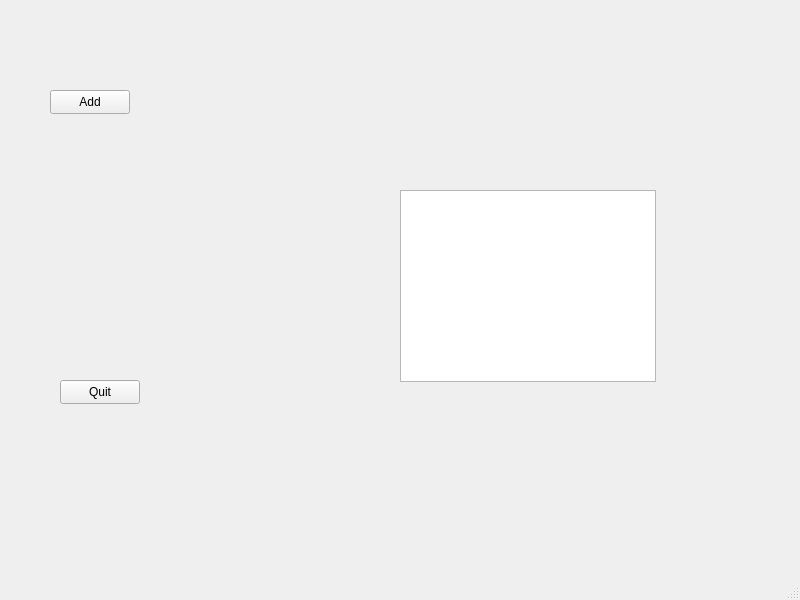
The window that Passer/datawindow.ui (gwentenjoyer/Passer) describes before a commit, drawn with Qt 5.
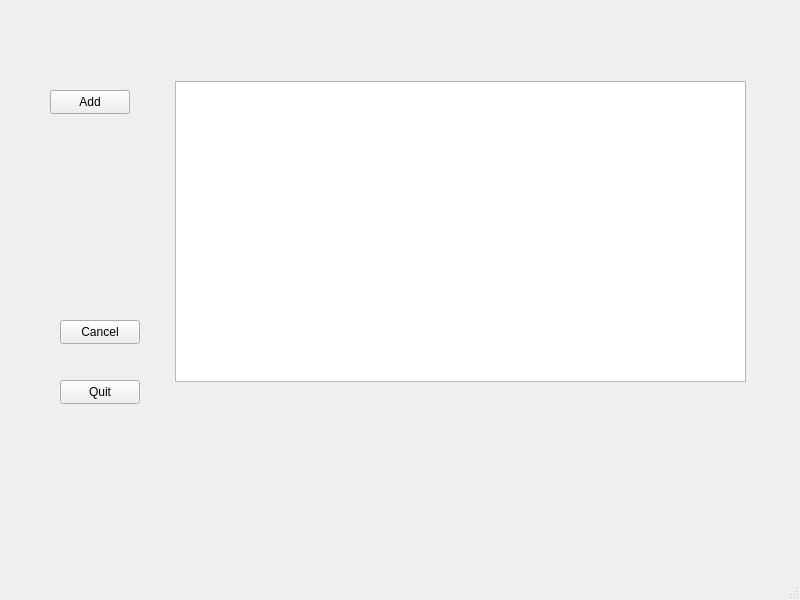
The same window after the commit.

What changed in the file:
```diff
--- a/Passer/datawindow.ui
+++ b/Passer/datawindow.ui
@@ -17,10 +17,10 @@
    <widget class="QTableView" name="tableView">
     <property name="geometry">
      <rect>
-      <x>400</x>
-      <y>190</y>
-      <width>256</width>
-      <height>192</height>
+      <x>175</x>
+      <y>81</y>
+      <width>571</width>
+      <height>301</height>
      </rect>
     </property>
    </widget>
@@ -50,6 +50,19 @@
      <string>Quit</string>
     </property>
    </widget>
+   <widget class="QPushButton" name="pbCancel">
+    <property name="geometry">
+     <rect>
+      <x>60</x>
+      <y>320</y>
+      <width>80</width>
+      <height>24</height>
+     </rect>
+    </property>
+    <property name="text">
+     <string>Cancel</string>
+    </property>
+   </widget>
   </widget>
   <widget class="QMenuBar" name="menubar">
    <property name="geometry">
```
